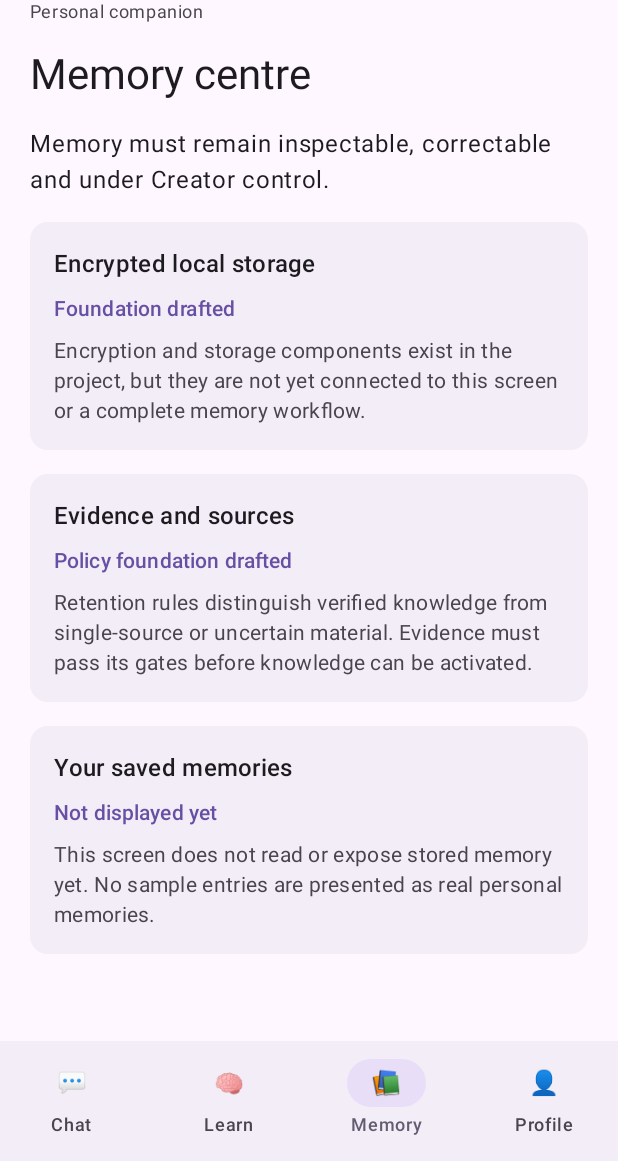
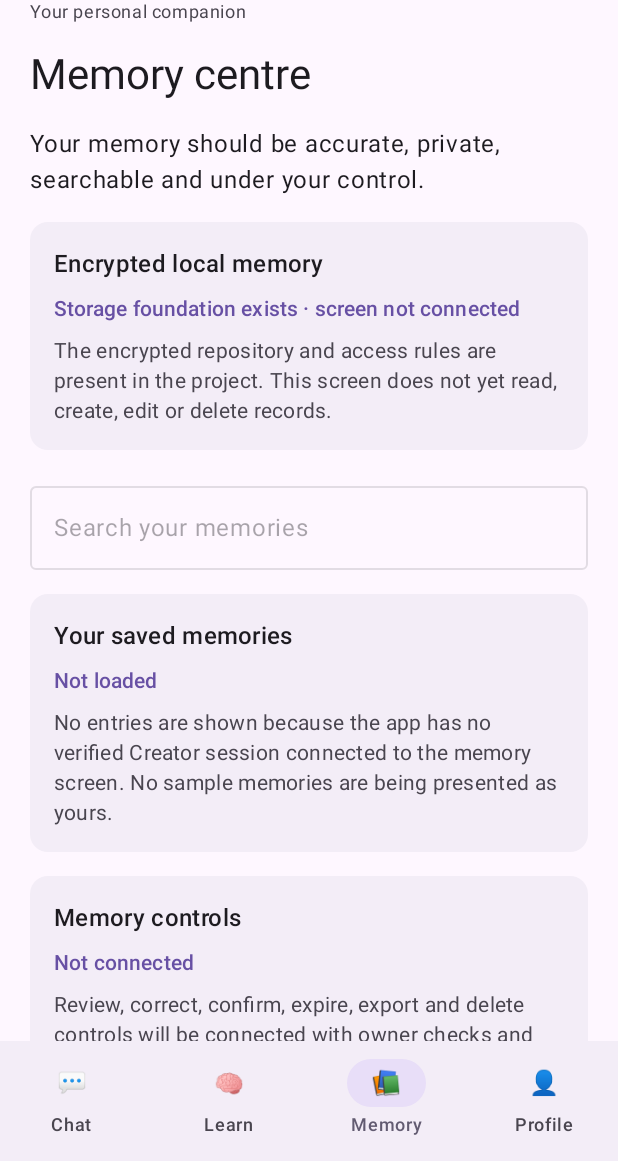
Before and after one commit to atarahswiah-glitch/JAVAS-ULTRA, an Android app built with Jetpack Compose: the screen it shows after launch (MainActivity), item 3 of the bottom bar chosen, on a phone screen of 412 x 824 dp, the part 75-1236 px from its top. Run offline under Robolectric (Android 15) with nearby library versions, the phone set to English and light mode, and no system bars.

Commit message:
feat: build honest interactive chat and memory screen foundations

```diff
--- a/app/src/main/java/com/javasultra/app/MainActivity.kt
+++ b/app/src/main/java/com/javasultra/app/MainActivity.kt
@@ -11,16 +11,20 @@ import androidx.compose.foundation.layout.fillMaxSize
 import androidx.compose.foundation.layout.fillMaxWidth
 import androidx.compose.foundation.layout.height
 import androidx.compose.foundation.layout.padding
+import androidx.compose.foundation.layout.size
 import androidx.compose.foundation.rememberScrollState
 import androidx.compose.foundation.verticalScroll
+import androidx.compose.material3.Button
 import androidx.compose.material3.Card
 import androidx.compose.material3.CardDefaults
 import androidx.compose.material3.MaterialTheme
 import androidx.compose.material3.NavigationBar
 import androidx.compose.material3.NavigationBarItem
+import androidx.compose.material3.OutlinedTextField
 import androidx.compose.material3.Scaffold
 import androidx.compose.material3.Surface
 import androidx.compose.material3.Text
+import androidx.compose.material3.TextButton
 import androidx.compose.runtime.Composable
 import androidx.compose.runtime.getValue
 import androidx.compose.runtime.mutableStateOf
@@ -29,6 +33,7 @@ import androidx.compose.runtime.setValue
 import androidx.compose.ui.Alignment
 import androidx.compose.ui.Modifier
 import androidx.compose.ui.text.font.FontWeight
+import androidx.compose.ui.text.style.TextAlign
 import androidx.compose.ui.unit.dp
 
 class MainActivity : ComponentActivity() {
@@ -36,7 +41,9 @@ class MainActivity : ComponentActivity() {
         super.onCreate(savedInstanceState)
         setContent {
             MaterialTheme {
-                JavasApplicationShell()
+                Surface(modifier = Modifier.fillMaxSize(), color = MaterialTheme.colorScheme.background) {
+                    JavasApplicationShell()
+                }
             }
         }
     }
@@ -84,7 +91,7 @@ internal fun JavasApplicationShell() {
             ) {
                 Column {
                     Text("JAVAS ULTRA", style = MaterialTheme.typography.headlineSmall, fontWeight = FontWeight.Bold)
-                    Text("Personal companion", style = MaterialTheme.typography.bodySmall, color = MaterialTheme.colorScheme.onSurfaceVariant)
+                    Text("Your personal companion", style = MaterialTheme.typography.bodySmall, color = MaterialTheme.colorScheme.onSurfaceVariant)
                 }
                 Text("FOUNDATION", style = MaterialTheme.typography.labelSmall, color = MaterialTheme.colorScheme.primary)
             }
@@ -101,25 +108,52 @@ internal fun JavasApplicationShell() {
 
 @Composable
 private fun ChatHome() {
+    var draft by rememberSaveable { mutableStateOf("") }
+
     Text("Good day, Creator.", style = MaterialTheme.typography.headlineMedium)
     Text(
-        "JAVAS is being assembled. This screen is the conversation entry point; a live AI model is not connected yet.",
+        "This is where your conversations with JAVAS will happen. The secure conversation engine is being connected to the app.",
         style = MaterialTheme.typography.bodyLarge
     )
     StatusCard(
-        title = "Conversation service",
+        title = "AI connection",
         status = "Not connected",
-        detail = "Messages cannot be sent to an AI provider from this build. No message is being silently stored or transmitted."
+        detail = "No live AI provider is configured. JAVAS will not pretend to answer or send your private messages to an unapproved service."
     )
     StatusCard(
-        title = "Identity and sign-in",
-        status = "Integration pending",
-        detail = "The secure Creator session foundation is being developed separately. This screen does not claim that you are authenticated."
+        title = "Creator protection",
+        status = "Connection required",
+        detail = "A verified Creator session must be active before private memory or a live conversation can be used."
     )
-    StatusCard(
-        title = "Voice interaction",
-        status = "Not enabled",
-        detail = "Microphone access and voice processing remain disabled until their permission and privacy flows are implemented."
+
+    Text("Message composer", style = MaterialTheme.typography.titleLarge, fontWeight = FontWeight.SemiBold)
+    OutlinedTextField(
+        value = draft,
+        onValueChange = { if (it.length <= 12_000) draft = it },
+        modifier = Modifier.fillMaxWidth(),
+        enabled = true,
+        minLines = 3,
+        maxLines = 7,
+        label = { Text("Write a message") },
+        placeholder = { Text("Your message draft stays on this screen; sending is not available yet.") },
+        supportingText = { Text("${draft.length} / 12,000 characters · Not sent or stored as chat history") }
+    )
+    Row(
+        modifier = Modifier.fillMaxWidth(),
+        horizontalArrangement = Arrangement.spacedBy(10.dp),
+        verticalAlignment = Alignment.CenterVertically
+    ) {
+        Button(onClick = { /* Deliberately unavailable until authenticated model routing is wired. */ }, enabled = false) {
+            Text("Send")
+        }
+        TextButton(onClick = { draft = "" }, enabled = draft.isNotEmpty()) {
+            Text("Clear draft")
+        }
+    }
+    Text(
+        "Voice, attachments, conversation history and message sending will be enabled only after their privacy and security integrations are complete.",
+        style = MaterialTheme.typography.bodySmall,
+        color = MaterialTheme.colorScheme.onSurfaceVariant
     )
 }
 
@@ -127,47 +161,68 @@ private fun ChatHome() {
 private fun LearningHome() {
     Text("Learning workspace", style = MaterialTheme.typography.headlineMedium)
     Text(
-        "The planned learning cycle is inspect → identify a gap → plan → research → practise → evaluate → report.",
+        "JAVAS is being designed to improve through a controlled learning cycle.",
         style = MaterialTheme.typography.bodyLarge
     )
     StatusCard(
-        title = "Learning coordinator",
-        status = "Domain foundation in progress",
-        detail = "The coordinator and research interfaces have been drafted. A complete live discovery and evidence-extraction provider is not configured."
+        title = "Learning cycle",
+        status = "Architecture in progress",
+        detail = "Inspect → identify a gap → plan → research → practise → evaluate → report. Each stage must keep evidence and its completion status."
+    )
+    StatusCard(
+        title = "Research sources",
+        status = "Not connected",
+        detail = "The secure public-research transport is a foundation only. Live search discovery and evidence extraction still need approved providers."
     )
     StatusCard(
         title = "Autonomy boundary",
-        status = "Creator approval required",
-        detail = "JAVAS may prepare recommendations, but it cannot grant itself permissions, activate protected memory or perform restricted actions."
+        status = "Creator remains in control",
+        detail = "JAVAS may prepare plans and recommendations. It cannot grant itself permissions, activate protected memory or perform restricted actions."
     )
     StatusCard(
         title = "Scheduled learning",
         status = "Not running",
-        detail = "No background learning worker or schedule is active in this app shell."
+        detail = "No background learning worker or schedule is active in this app."
     )
 }
 
 @Composable
 private fun MemoryHome() {
+    var searchDraft by rememberSaveable { mutableStateOf("") }
+
     Text("Memory centre", style = MaterialTheme.typography.headlineMedium)
     Text(
-        "Memory must remain inspectable, correctable and under Creator control.",
+        "Your memory should be accurate, private, searchable and under your control.",
         style = MaterialTheme.typography.bodyLarge
     )
     StatusCard(
-        title = "Encrypted local storage",
-        status = "Foundation drafted",
-        detail = "Encryption and storage components exist in the project, but they are not yet connected to this screen or a complete memory workflow."
+        title = "Encrypted local memory",
+        status = "Storage foundation exists · screen not connected",
+        detail = "The encrypted repository and access rules are present in the project. This screen does not yet read, create, edit or delete records."
     )
-    StatusCard(
-        title = "Evidence and sources",
-        status = "Policy foundation drafted",
-        detail = "Retention rules distinguish verified knowledge from single-source or uncertain material. Evidence must pass its gates before knowledge can be activated."
+    OutlinedTextField(
+        value = searchDraft,
+        onValueChange = { if (it.length <= 300) searchDraft = it },
+        modifier = Modifier.fillMaxWidth(),
+        enabled = false,
+        singleLine = true,
+        label = { Text("Search your memories") },
+        placeholder = { Text("Available after Creator sign-in") }
     )
     StatusCard(
         title = "Your saved memories",
-        status = "Not displayed yet",
-        detail = "This screen does not read or expose stored memory yet. No sample entries are presented as real personal memories."
+        status = "Not loaded",
+        detail = "No entries are shown because the app has no verified Creator session connected to the memory screen. No sample memories are being presented as yours."
+    )
+    StatusCard(
+        title = "Memory controls",
+        status = "Not connected",
+        detail = "Review, correct, confirm, expire, export and delete controls will be connected with owner checks and step-up authentication for highly sensitive records."
+    )
+    StatusCard(
+        title = "Evidence quality",
+        status = "Policy foundation exists",
+        detail = "Unverified, single-source, corroborated, Creator-confirmed and disputed information must remain clearly distinguished."
     )
 }
 
@@ -176,23 +231,28 @@ private fun ProfileHome() {
     Text("Creator and settings", style = MaterialTheme.typography.headlineMedium)
     StatusCard(
         title = "Creator account",
-        status = "Authentication not connected",
-        detail = "Sign-in, account recovery, device registration and session revocation still require a production authentication service."
+        status = "Authentication provider not connected",
+        detail = "The local session coordinator is drafted. A trusted account service, sign-in UI, recovery and server-side verification are still required."
     )
     StatusCard(
         title = "Registered device",
-        status = "Local identity foundation drafted",
-        detail = "The current app-scoped device identifier is not hardware attestation and is not proof of a trusted device."
+        status = "Local identity foundation",
+        detail = "The app-scoped device identifier is not hardware attestation and does not independently prove that a device is trusted."
     )
     StatusCard(
         title = "Permissions and capabilities",
-        status = "Not connected",
-        detail = "No device-action capabilities are enabled from this screen. Protected permissions must be granted by the Creator."
+        status = "No capabilities enabled",
+        detail = "JAVAS cannot install or grant itself tools. Each protected capability must have a clear purpose, permission, scope and revocation path."
     )
     StatusCard(
-        title = "Privacy and safety",
-        status = "Core rules in development",
-        detail = "No microphone, camera, location or background sensor collection is started by this foundation screen."
+        title = "Privacy",
+        status = "Sensors inactive",
+        detail = "This foundation screen does not start microphone, camera, location or background sensor collection."
+    )
+    StatusCard(
+        title = "Build status",
+        status = "Development build",
+        detail = "The current app is not a production-ready companion. Build, automated tests and real-device verification are still required for the latest changes."
     )
 }
 
```
